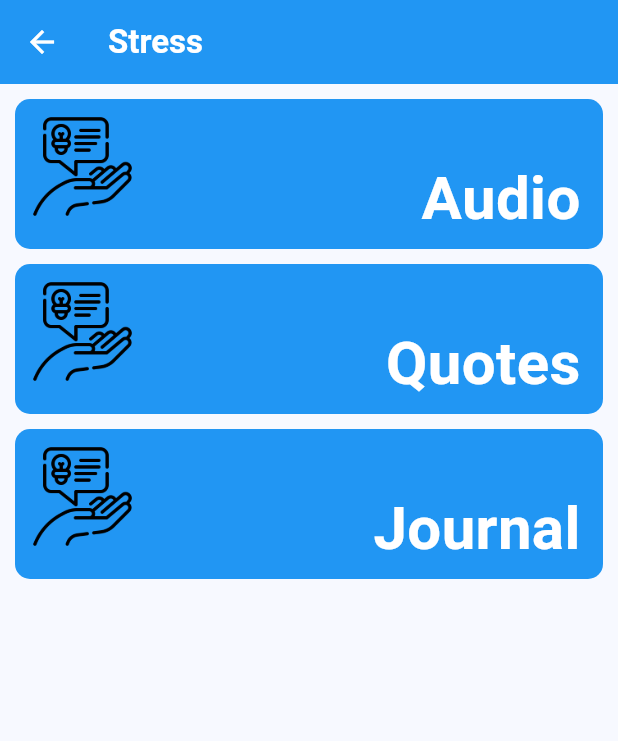
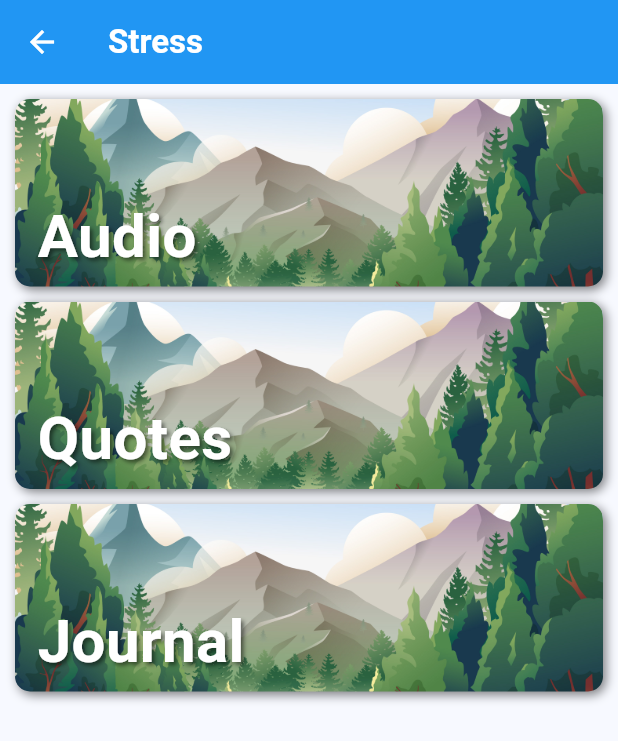
Before and after one commit to Makari0us/swim_z, a Flutter app: the HomePage screen opened directly, after a tap on "Stress", on a phone screen of 412 x 824 dp. Shown: the top 741 px of the screen. Run offline on Flutter 3.47's test engine with Material 2 defaults, Android fonts, the phone set to English and light mode, and no system bars; our stand-ins replace audioplayers, cloud_firestore, firebase_auth, firebase_core, firebase_storage, google_maps_flutter and 2 more; accounts and stored records are empty; statements that could not run were skipped.

Commit message:
Minor Updates

```diff
--- a/lib/auth/signup_page.dart
+++ b/lib/auth/signup_page.dart
@@ -63,6 +63,13 @@ class _SignUpPageState extends State<SignUpPage> {
   }
 
   void _registerAccount() async {
+    if (_nameController.text.isEmpty ||
+        _emailController.text.trim().isEmpty ||
+        _passwordController.text.isEmpty) {
+      _showErrorDialog(context, 'Please fill out all fields.');
+      return;
+    }
+
     try {
       UserCredential userCredential = await FirebaseAuth.instance
           .createUserWithEmailAndPassword(
--- a/lib/pages/assistant_page.dart
+++ b/lib/pages/assistant_page.dart
@@ -14,7 +14,7 @@ class _AssistantPageState extends State<AssistantPage> {
   List<String> _chatHistory = [];
 
   Future<String> _getChatResponse(String input) async {
-    final apiKey = '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';
+    final apiKey = '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';
     final model = 'gpt-3.5-turbo';
     final apiEndpoint = 'https://api.openai.com/v1/chat/completions';
 
--- a/lib/pages/home_page.dart
+++ b/lib/pages/home_page.dart
@@ -44,7 +44,7 @@ class _HomePageState extends State<HomePage> {
                 borderRadius: BorderRadius.circular(10.0),
                 child: Image.asset(
                   'assets/images/$bgImageAsset', // Background image
-                  height: 100,
+                  height: 125,
                   width: double.infinity,
                   fit: BoxFit.cover,
                 ),
@@ -68,16 +68,6 @@ class _HomePageState extends State<HomePage> {
                   ),
                 ),
               ),
-              // Positioned(
-              //   top: 10.0,
-              //   left: 10.0,
-              //   child: Image.asset(
-              //     'assets/images/$imageAsset',
-              //     height: 70.0,
-              //     width: 70.0,
-              //     fit: BoxFit.cover,
-              //   ),
-              // ),
             ],
           ),
         ),
--- a/lib/pages/stress_page.dart
+++ b/lib/pages/stress_page.dart
@@ -12,7 +12,7 @@ class StressPage extends StatefulWidget {
 }
 
 class _StressPageState extends State<StressPage> {
-  Widget buildButton(String title, String imageAsset, Widget page) {
+  Widget buildSection(String title, String bgImageAsset, Widget page) {
     return Padding(
       padding: const EdgeInsets.fromLTRB(10.0, 10.0, 10.0, 0.0),
       child: GestureDetector(
@@ -20,38 +20,49 @@ class _StressPageState extends State<StressPage> {
           Navigator.push(
               context, MaterialPageRoute(builder: (context) => page));
         },
+        child: Container(
+          decoration: BoxDecoration(
+            borderRadius: BorderRadius.circular(10.0),
+            boxShadow: [
+              BoxShadow(
+                color: Colors.black.withOpacity(0.5),
+                offset: Offset(2.0, 2.0),
+                blurRadius: 5.0,
+              ),
+            ],
+          ),
           child: Stack(
             children: [
               ClipRRect(
                 borderRadius: BorderRadius.circular(10.0),
-              child: Container(
-                height: 100,
-                color: Colors.blue,
+                child: Image.asset(
+                  'assets/images/$bgImageAsset', // Background image
+                  height: 125,
+                  width: double.infinity,
+                  fit: BoxFit.cover,
                 ),
               ),
               Positioned(
                 bottom: 5.0,
-              right: 15.0,
+                left: 15.0,
                 child: Text(
                   title,
                   style: TextStyle(
                     color: Colors.white,
                     fontSize: 40.0,
                     fontWeight: FontWeight.bold,
+                    shadows: <Shadow>[
+                      Shadow(
+                        offset: Offset(2.0, 2.0),
+                        blurRadius: 3.0,
+                        color: Colors.black.withOpacity(0.5),
+                      ),
+                    ],
                   ),
                 ),
               ),
-            Positioned(
-              top: 10.0,
-              left: 10.0,
-              child: Image.asset(
-                'assets/images/$imageAsset',
-                height: 70.0,
-                width: 70.0,
-                fit: BoxFit.cover,
+            ],
           ),
-            ),
-          ],
         ),
       ),
     );
@@ -76,9 +87,9 @@ class _StressPageState extends State<StressPage> {
       body: SingleChildScrollView(
         child: Column(
           children: [
-            buildButton('Audio', 'advice-icon.png', AudioPage()),
-            buildButton('Quotes', 'advice-icon.png', QuotesPage()),
-            buildButton('Journal', 'advice-icon.png', JournalPage()),
+            buildSection('Audio', 'environment-bg.jpg', AudioPage()),
+            buildSection('Quotes', 'environment-bg.jpg', QuotesPage()),
+            buildSection('Journal', 'environment-bg.jpg', JournalPage()),
           ],
         ),
       ),
```
Lines whose indentation alone changed are shown as unchanged.
